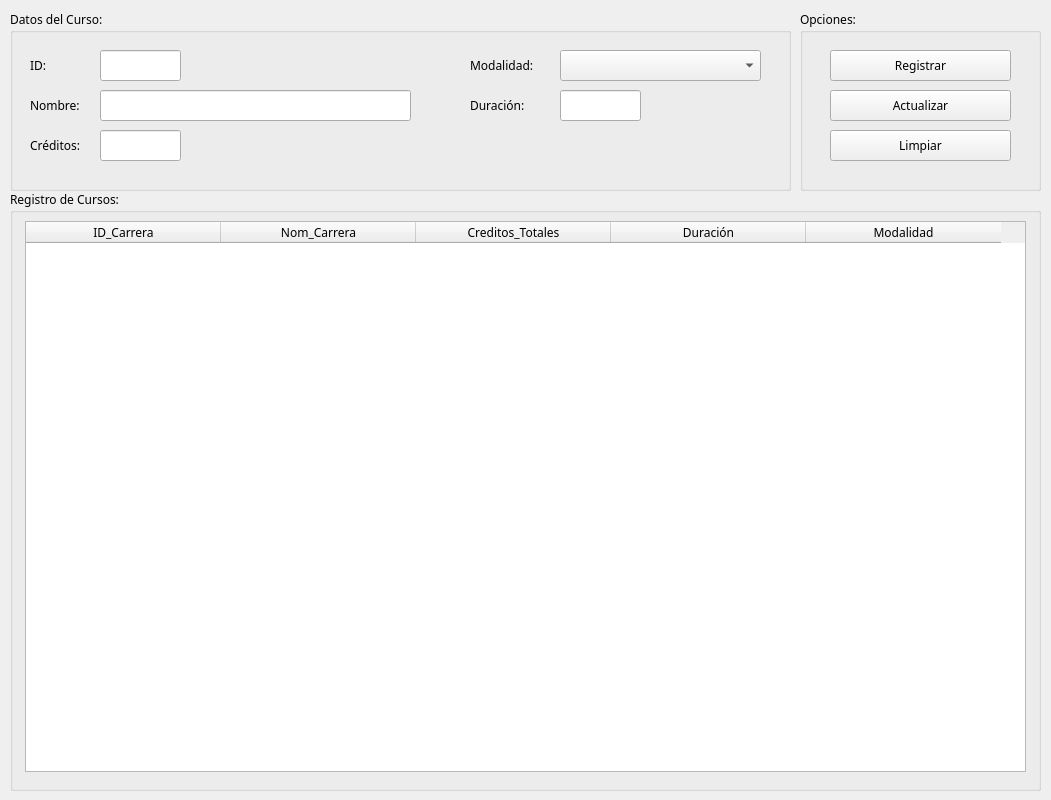
Before: the Qt Designer form view/frmCarrera.ui in AndSyncX/app-sime, drawn with Qt 5.
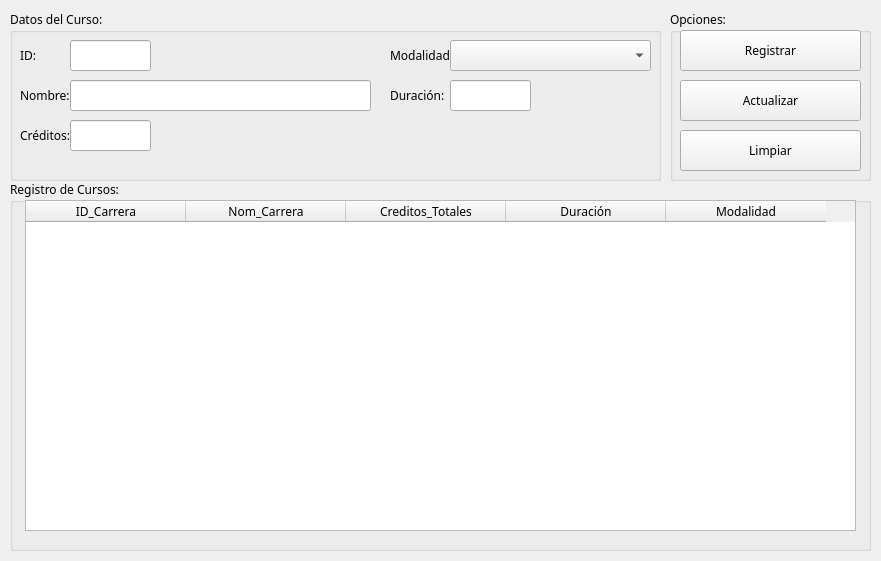
After: the same form once the commit is applied.

Patch:
```diff
--- a/view/frmCarrera.ui
+++ b/view/frmCarrera.ui
@@ -6,20 +6,20 @@
    <rect>
     <x>0</x>
     <y>0</y>
-    <width>1051</width>
-    <height>800</height>
+    <width>881</width>
+    <height>561</height>
    </rect>
   </property>
   <property name="minimumSize">
    <size>
-    <width>1051</width>
-    <height>800</height>
+    <width>881</width>
+    <height>561</height>
    </size>
   </property>
   <property name="maximumSize">
    <size>
-    <width>1051</width>
-    <height>800</height>
+    <width>881</width>
+    <height>561</height>
    </size>
   </property>
   <property name="windowTitle">
@@ -31,13 +31,13 @@
      <rect>
       <x>10</x>
       <y>10</y>
-      <width>781</width>
-      <height>181</height>
+      <width>651</width>
+      <height>171</height>
      </rect>
     </property>
     <property name="font">
      <font>
-      <family>Bahnschrift SemiBold</family>
+      <family>Bahnschrift</family>
       <pointsize>9</pointsize>
      </font>
     </property>
@@ -47,9 +47,9 @@
     <widget class="QLabel" name="label">
      <property name="geometry">
       <rect>
-       <x>20</x>
-       <y>40</y>
-       <width>61</width>
+       <x>10</x>
+       <y>30</y>
+       <width>51</width>
        <height>31</height>
       </rect>
      </property>
@@ -60,8 +60,8 @@
     <widget class="QLineEdit" name="txtIdCarrera">
      <property name="geometry">
       <rect>
-       <x>90</x>
-       <y>40</y>
+       <x>60</x>
+       <y>30</y>
        <width>81</width>
        <height>31</height>
       </rect>
@@ -75,9 +75,9 @@
     <widget class="QLabel" name="label_2">
      <property name="geometry">
       <rect>
-       <x>20</x>
-       <y>80</y>
-       <width>61</width>
+       <x>10</x>
+       <y>70</y>
+       <width>51</width>
        <height>31</height>
       </rect>
      </property>
@@ -88,9 +88,9 @@
     <widget class="QLineEdit" name="txtNombre">
      <property name="geometry">
       <rect>
-       <x>90</x>
-       <y>80</y>
-       <width>311</width>
+       <x>60</x>
+       <y>70</y>
+       <width>301</width>
        <height>31</height>
       </rect>
      </property>
@@ -112,9 +112,9 @@
     <widget class="QLabel" name="label_3">
      <property name="geometry">
       <rect>
-       <x>20</x>
-       <y>120</y>
-       <width>61</width>
+       <x>10</x>
+       <y>110</y>
+       <width>51</width>
        <height>31</height>
       </rect>
      </property>
@@ -125,8 +125,8 @@
     <widget class="QLineEdit" name="txtCreditos">
      <property name="geometry">
       <rect>
-       <x>90</x>
-       <y>120</y>
+       <x>60</x>
+       <y>110</y>
        <width>81</width>
        <height>31</height>
       </rect>
@@ -140,8 +140,8 @@
     <widget class="QLineEdit" name="txtDuracion">
      <property name="geometry">
       <rect>
-       <x>550</x>
-       <y>80</y>
+       <x>440</x>
+       <y>70</y>
        <width>81</width>
        <height>31</height>
       </rect>
@@ -155,8 +155,8 @@
     <widget class="QLabel" name="label_7">
      <property name="geometry">
       <rect>
-       <x>460</x>
-       <y>80</y>
+       <x>380</x>
+       <y>70</y>
        <width>71</width>
        <height>31</height>
       </rect>
@@ -168,8 +168,8 @@
     <widget class="QLabel" name="label_8">
      <property name="geometry">
       <rect>
-       <x>460</x>
-       <y>40</y>
+       <x>380</x>
+       <y>30</y>
        <width>71</width>
        <height>31</height>
       </rect>
@@ -181,8 +181,8 @@
     <widget class="QComboBox" name="cboModalidad">
      <property name="geometry">
       <rect>
-       <x>550</x>
-       <y>40</y>
+       <x>440</x>
+       <y>30</y>
        <width>201</width>
        <height>31</height>
       </rect>
@@ -197,15 +197,15 @@
    <widget class="QGroupBox" name="groupBox_2">
     <property name="geometry">
      <rect>
-      <x>800</x>
+      <x>670</x>
       <y>10</y>
-      <width>241</width>
-      <height>181</height>
+      <width>201</width>
+      <height>171</height>
      </rect>
     </property>
     <property name="font">
      <font>
-      <family>Bahnschrift SemiBold</family>
+      <family>Bahnschrift</family>
       <pointsize>9</pointsize>
      </font>
     </property>
@@ -215,10 +215,10 @@
     <widget class="QPushButton" name="btnRegistrar">
      <property name="geometry">
       <rect>
-       <x>30</x>
-       <y>40</y>
+       <x>10</x>
+       <y>20</y>
        <width>181</width>
-       <height>31</height>
+       <height>41</height>
       </rect>
      </property>
      <property name="font">
@@ -233,10 +233,10 @@
     <widget class="QPushButton" name="btnActualizar">
      <property name="geometry">
       <rect>
-       <x>30</x>
-       <y>80</y>
+       <x>10</x>
+       <y>70</y>
        <width>181</width>
-       <height>31</height>
+       <height>41</height>
       </rect>
      </property>
      <property name="font">
@@ -251,10 +251,10 @@
     <widget class="QPushButton" name="btnLimpiar">
      <property name="geometry">
       <rect>
-       <x>30</x>
+       <x>10</x>
        <y>120</y>
        <width>181</width>
-       <height>31</height>
+       <height>41</height>
       </rect>
      </property>
      <property name="sizePolicy">
@@ -277,14 +277,14 @@
     <property name="geometry">
      <rect>
       <x>10</x>
-      <y>190</y>
-      <width>1031</width>
-      <height>601</height>
+      <y>180</y>
+      <width>861</width>
+      <height>371</height>
      </rect>
     </property>
     <property name="font">
      <font>
-      <family>Bahnschrift SemiBold</family>
+      <family>Bahnschrift</family>
       <pointsize>9</pointsize>
      </font>
     </property>
@@ -295,15 +295,15 @@
      <property name="geometry">
       <rect>
        <x>15</x>
-       <y>31</y>
-       <width>1001</width>
-       <height>551</height>
+       <y>20</y>
+       <width>831</width>
+       <height>331</height>
       </rect>
      </property>
      <property name="minimumSize">
       <size>
-       <width>601</width>
-       <height>551</height>
+       <width>1</width>
+       <height>1</height>
       </size>
      </property>
      <property name="maximumSize">
@@ -318,7 +318,7 @@
       </font>
      </property>
      <attribute name="horizontalHeaderDefaultSectionSize">
-      <number>195</number>
+      <number>160</number>
      </attribute>
      <column>
       <property name="text">
```
Left out of the diff: 2 changed lines with no effect on the pictures.
